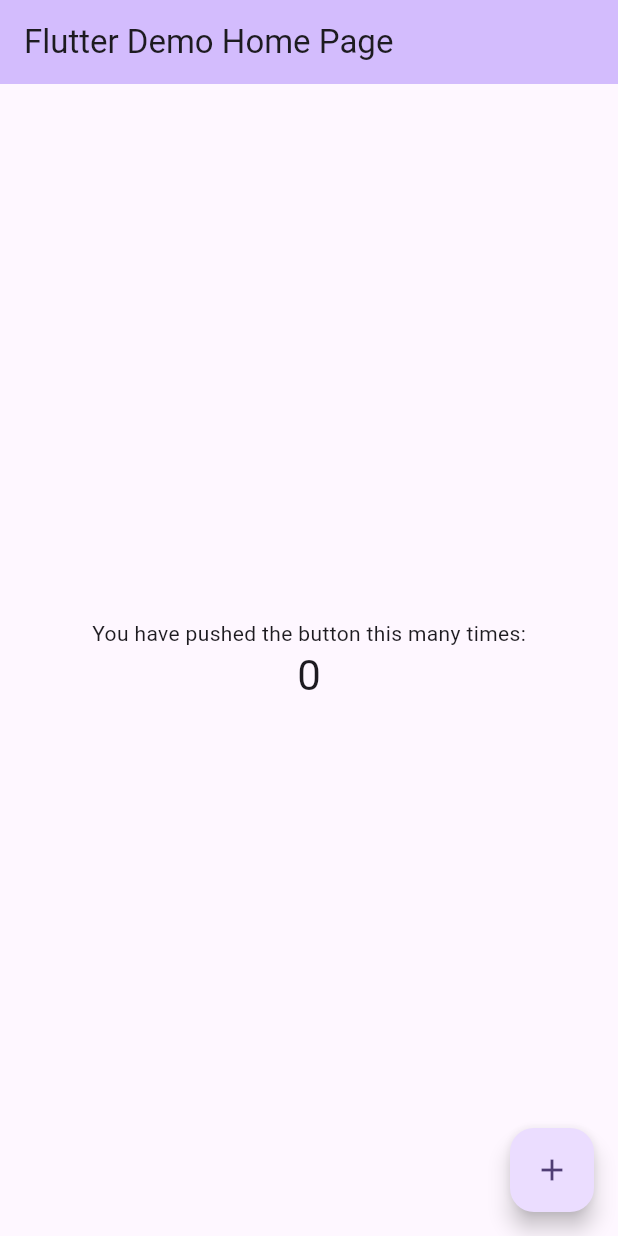
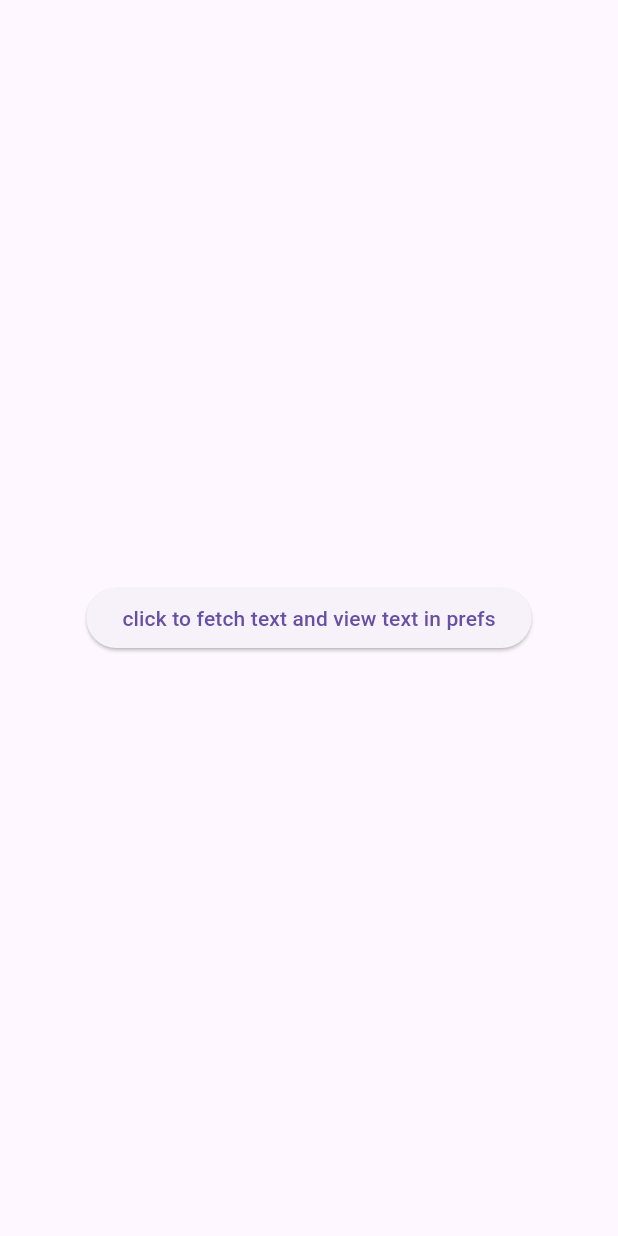
Before and after one commit to mahmoudsfares/get-dependency-injection-sample, a Flutter app: the screen it shows after launch, on a phone screen of 412 x 824 dp. Run offline on Flutter 3.47's test engine with Material 3 defaults, Android fonts, the phone set to English and light mode, and no system bars; our stand-ins replace get, shared_preferences.

```diff
--- a/lib/main.dart
+++ b/lib/main.dart
@@ -1,69 +1,38 @@
 import 'package:flutter/material.dart';
+import 'package:get/get.dart';
+import 'package:get_di_sample/ui/home/home_binding.dart';
+import 'package:get_di_sample/ui/second/second_controller.dart';
+import 'package:get_di_sample/ui/second/second_screen.dart';
+import 'package:get_di_sample/ui/second/second_service.dart';
+import 'ui/home/home_screen.dart';
 
 void main() {
-  runApp(const MyApp());
+  runApp(MyApp());
 }
 
 class MyApp extends StatelessWidget {
-  const MyApp({super.key});
-
   @override
   Widget build(BuildContext context) {
-    return MaterialApp(
-      title: 'Flutter Demo',
-      theme: ThemeData(
-        colorScheme: ColorScheme.fromSeed(seedColor: Colors.deepPurple),
-        useMaterial3: true,
-      ),
-      home: const MyHomePage(title: 'Flutter Demo Home Page'),
+    return GetMaterialApp(
+      initialRoute: '/',
+      getPages: [
+        GetPage(
+          name: '/',
+          page: () => const HomeScreen(),
+          // way #1: define dependencies binding in a separate class
+          binding: HomeBinding()
+        ),
+        GetPage(
+          name: '/second',
+          page: () => SecondScreen(),
+          // way #2: define dependencies building directly in a widget. both ways are fine.
+          binding: BindingsBuilder(() {
+            // those will be destroyed if back is pressed in the second screen.
+            Get.lazyPut<SecondController>(() => SecondController());
+            Get.lazyPut<SecondService>(() => SecondService());
+          }),
+        ),
+      ],
     );
   }
 }
-
-class MyHomePage extends StatefulWidget {
-  const MyHomePage({super.key, required this.title});
-
-  final String title;
-
-  @override
-  State<MyHomePage> createState() => _MyHomePageState();
-}
-
-class _MyHomePageState extends State<MyHomePage> {
-  int _counter = 0;
-
-  void _incrementCounter() {
-    setState(() {
-      _counter++;
-    });
-  }
-
-  @override
-  Widget build(BuildContext context) {
-    return Scaffold(
-      appBar: AppBar(
-        backgroundColor: Theme.of(context).colorScheme.inversePrimary,
-        title: Text(widget.title),
-      ),
-      body: Center(
-        child: Column(
-          mainAxisAlignment: MainAxisAlignment.center,
-          children: <Widget>[
-            const Text(
-              'You have pushed the button this many times:',
-            ),
-            Text(
-              '$_counter',
-              style: Theme.of(context).textTheme.headlineMedium,
-            ),
-          ],
-        ),
-      ),
-      floatingActionButton: FloatingActionButton(
-        onPressed: _incrementCounter,
-        tooltip: 'Increment',
-        child: const Icon(Icons.add),
-      ),
-    );
-  }
-}
--- /dev/null
+++ b/lib/model/model.dart
@@ -0,0 +1,24 @@
+
+class Model {
+  String title;
+  Model(this.title);
+  factory Model.fromJson(Map<String, dynamic> json) {
+    return Model(json['title']);
+  }
+}
+
+class FetchState {}
+
+class Loading extends FetchState{
+  Loading();
+}
+
+class Fetched extends FetchState{
+  dynamic data;
+  Fetched(this.data);
+}
+
+class Error extends FetchState{
+  Exception error;
+  Error(this.error);
+}
--- /dev/null
+++ b/lib/ui/home/home_binding.dart
@@ -0,0 +1,18 @@
+import 'package:get/get.dart';
+import 'package:shared_preferences/shared_preferences.dart';
+
+class HomeBinding extends Bindings {
+  @override
+  void dependencies() {
+    // for SharedPreferences and database instances,
+    // dependencies must be injected asynchronously
+    // the permanent attribute is to prevent SmartManager from deleting the instance
+    // after the widget that it has been injected to is destroyed. this is useful
+    // in case of injecting a dependency in splash screen or so.
+    Get.putAsync(() async {
+      final SharedPreferences prefs = await SharedPreferences.getInstance();
+      await prefs.setString('name', 'Batman');
+      return prefs;
+    }, permanent: true);
+  }
+}
--- /dev/null
+++ b/lib/ui/home/home_screen.dart
@@ -0,0 +1,19 @@
+
+import 'package:flutter/material.dart';
+
+class HomeScreen extends StatelessWidget {
+
+  const HomeScreen({super.key});
+
+  @override
+  Widget build(BuildContext context) {
+    return Scaffold(
+      body: Center(
+        child: ElevatedButton(
+          child: const Text('click to fetch text and view text in prefs'),
+          onPressed: () => Navigator.pushNamed(context, '/second'),
+        ),
+      ),
+    );
+  }
+}
--- /dev/null
+++ b/lib/ui/second/second_controller.dart
@@ -0,0 +1,29 @@
+import 'package:get/get.dart';
+import 'package:get_di_sample/model/model.dart';
+import 'package:shared_preferences/shared_preferences.dart';
+import 'second_service.dart';
+
+class SecondController extends GetxController{
+
+  final Rx<FetchState> state = FetchState().obs;
+  final SecondService _service = Get.find<SecondService>();
+
+  void fetchData() async {
+    state.value = Loading();
+    try {
+      Model data = await _service.fetchData();
+      state.value = Fetched(data);
+    }
+    catch (e){
+      if(e is Exception) state.value = Error(e);
+    }
+  }
+
+  final SharedPreferences _prefs = Get.find();
+  final RxString _textInPrefs = "".obs;
+  String get textInPrefs => _textInPrefs.value;
+
+  void getTextInPrefs(){
+    _textInPrefs.value = _prefs.getString('name')!;
+  }
+}
```
Also changed, not shown: lib/ui/second/second_screen.dart (added, +49 -0 lines), lib/ui/second/second_service.dart (added, +27 -0 lines), pubspec.yaml (+5 -69 lines), pubspec.lock, 2 other files.
